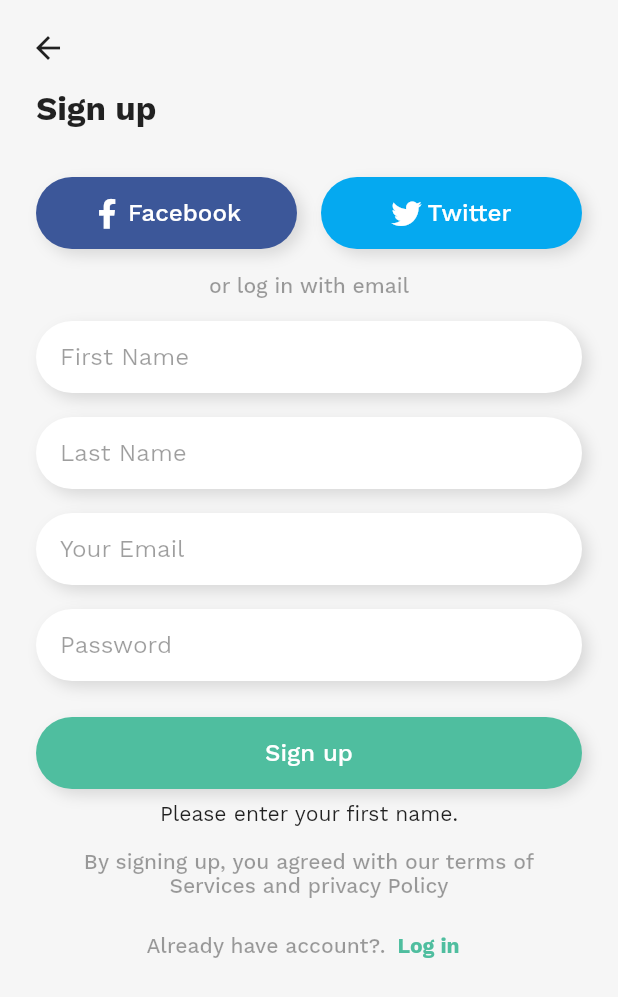
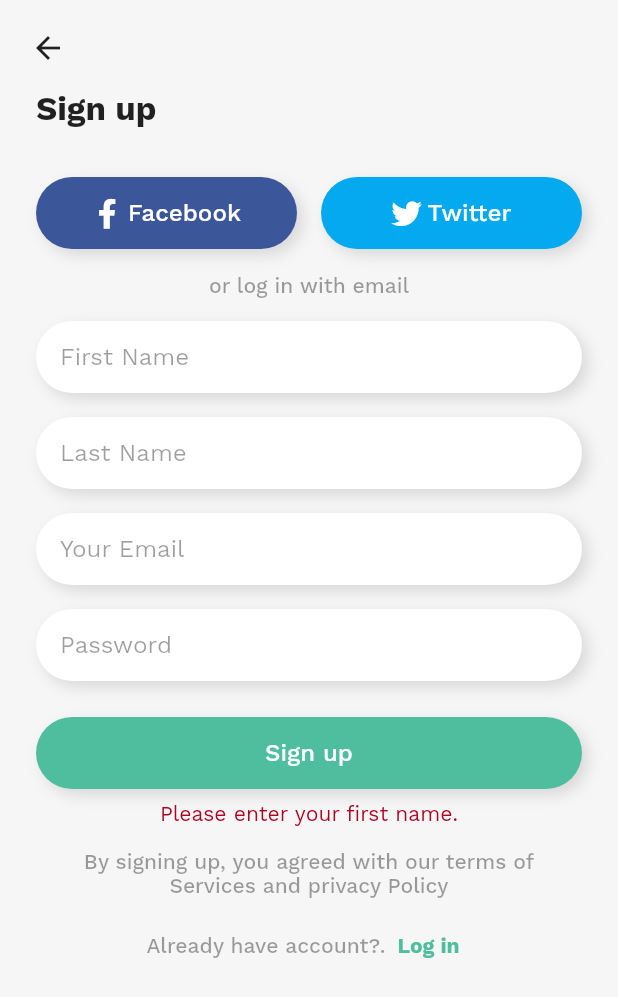
Before and after one commit to CrinoidTechnologies/flutter-hotel-booking-template, a Flutter app: the SignUpPage screen opened by its route, after a tap on "Sign up", on a phone screen of 412 x 824 dp. Shown: the top 997 px of the screen. Run offline on Flutter 3.47's test engine with Material 2 defaults, Android fonts, the phone set to English and light mode, and no system bars; our stand-ins replace flutter_rating_bar, font_awesome_flutter, smooth_page_indicator; accounts and stored records are empty; generated files the repository leaves out were written again.

Commit message:
Shown signup error message & added new gif for integration testing

```diff
--- a/lib/app/ui/color_helper.dart
+++ b/lib/app/ui/color_helper.dart
@@ -22,4 +22,6 @@ class ColorHelper {
   static Color get dividerColor => AppTheme.getTheme().dividerColor;
 
   static Color get bgColor => AppTheme.getTheme().backgroundColor;
+
+  static Color get errorColor => AppTheme.getTheme().errorColor;
 }
--- a/lib/modules/authentication/preseentation/pages/signup_page.dart
+++ b/lib/modules/authentication/preseentation/pages/signup_page.dart
@@ -158,6 +158,7 @@ class _SignUpPageState extends State<SignUpPage> {
                       Text(
                         _signUpStatus.toString(),
                         key: Key('txt_error'),
+                        style: TextStyle(color: ColorHelper.errorColor),
                       ),
                       Padding(
                         padding: const EdgeInsets.all(16.0),
```
Also changed, not shown: 1 other file.
